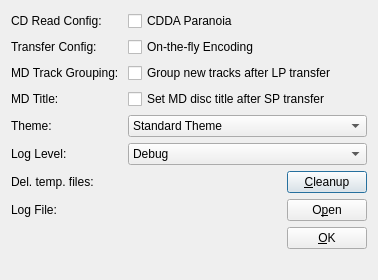
Before: the Qt Designer form settingsdlg.ui in Jo2003/cd2netmd_gui, drawn with Qt 5.
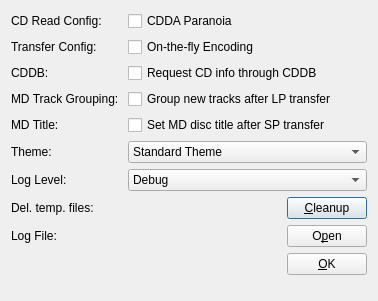
After: the same form once the commit is applied. Icons and pictures are not drawn.

Commit message: - make CDDB request optional - bundle OpenSSl

Diff of the .ui file:
```diff
--- a/settingsdlg.ui
+++ b/settingsdlg.ui
@@ -7,7 +7,7 @@
     <x>0</x>
     <y>0</y>
     <width>378</width>
-    <height>280</height>
+    <height>301</height>
    </rect>
   </property>
   <property name="windowTitle">
@@ -52,14 +52,14 @@
      </property>
     </widget>
    </item>
-   <item row="4" column="0">
+   <item row="5" column="0">
     <widget class="QLabel" name="label">
      <property name="text">
       <string>Theme: </string>
      </property>
     </widget>
    </item>
-   <item row="4" column="1">
+   <item row="5" column="1">
     <widget class="QComboBox" name="comboBox">
      <item>
       <property name="text">
@@ -78,14 +78,14 @@
      </item>
     </widget>
    </item>
-   <item row="5" column="0">
+   <item row="6" column="0">
     <widget class="QLabel" name="label_4">
      <property name="text">
       <string>Log Level: </string>
      </property>
     </widget>
    </item>
-   <item row="5" column="1">
+   <item row="6" column="1">
     <widget class="QComboBox" name="cbxLogLevel">
      <item>
       <property name="text">
@@ -114,14 +114,14 @@
      </item>
     </widget>
    </item>
-   <item row="6" column="0">
+   <item row="7" column="0">
     <widget class="QLabel" name="label_5">
      <property name="text">
       <string>Del. temp. files: </string>
      </property>
     </widget>
    </item>
-   <item row="6" column="1">
+   <item row="7" column="1">
     <layout class="QHBoxLayout" name="horizontalLayout">
      <item>
       <spacer name="horizontalSpacer">
@@ -151,14 +151,14 @@
      </item>
     </layout>
    </item>
-   <item row="7" column="0">
+   <item row="8" column="0">
     <widget class="QLabel" name="label_6">
      <property name="text">
       <string>Log File:</string>
      </property>
     </widget>
    </item>
-   <item row="7" column="1">
+   <item row="8" column="1">
     <layout class="QHBoxLayout" name="horizontalLayout_2">
      <item>
       <spacer name="horizontalSpacer_2">
@@ -188,7 +188,7 @@
      </item>
     </layout>
    </item>
-   <item row="8" column="1">
+   <item row="9" column="1">
     <layout class="QHBoxLayout" name="horizontalLayout_3">
      <item>
       <spacer name="horizontalSpacer_4">
@@ -218,34 +218,48 @@
      </item>
     </layout>
    </item>
-   <item row="2" column="0">
+   <item row="3" column="0">
     <widget class="QLabel" name="label_7">
      <property name="text">
       <string>MD Track Grouping: </string>
      </property>
     </widget>
    </item>
-   <item row="3" column="0">
+   <item row="4" column="0">
     <widget class="QLabel" name="label_8">
      <property name="text">
       <string>MD Title: </string>
      </property>
     </widget>
    </item>
-   <item row="2" column="1">
+   <item row="3" column="1">
     <widget class="QCheckBox" name="checkLPGroup">
      <property name="text">
       <string>Group new tracks after LP transfer</string>
      </property>
     </widget>
    </item>
-   <item row="3" column="1">
+   <item row="4" column="1">
     <widget class="QCheckBox" name="checkSPTitle">
      <property name="text">
       <string>Set MD disc title after SP transfer</string>
      </property>
     </widget>
    </item>
+   <item row="2" column="0">
+    <widget class="QLabel" name="label_9">
+     <property name="text">
+      <string>CDDB: </string>
+     </property>
+    </widget>
+   </item>
+   <item row="2" column="1">
+    <widget class="QCheckBox" name="checkCDDB">
+     <property name="text">
+      <string>Request CD info through CDDB</string>
+     </property>
+    </widget>
+   </item>
   </layout>
  </widget>
  <resources>
```
The commit also changes 11 other files.
